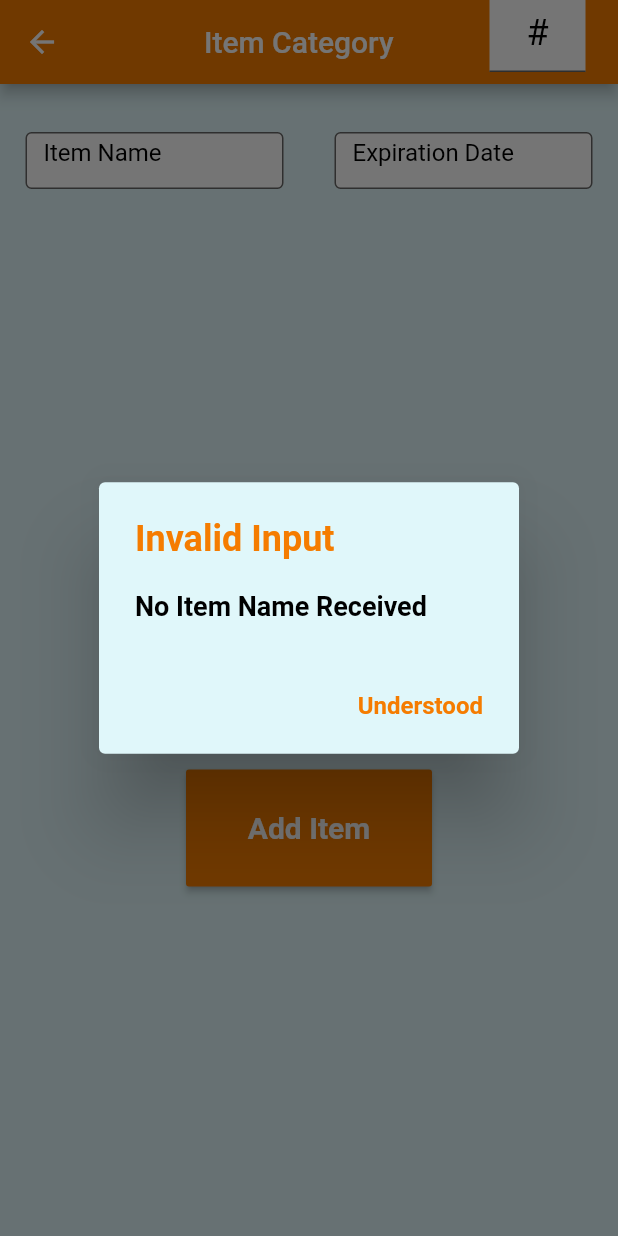
After one commit to winkhanh/My_Food_Fall_2020, a Flutter app: the AddItem screen opened directly, after a tap on "Add Item", on a phone screen of 412 x 824 dp. The commit adds this screen. Run offline on Flutter 3.47's test engine with Material 2 defaults, Android fonts, the phone set to English and light mode, and no system bars; our stand-ins replace cloud_firestore, firebase_auth, firebase_core; accounts and stored records are empty.

Commit message:
added Freezer and addItem pages

```diff
--- /dev/null
+++ b/MyFood/lib/view/AddItem.dart
@@ -0,0 +1,226 @@
+import 'package:flutter/material.dart';
+
+class AddItem extends StatefulWidget {
+  AddItem({
+    Key key,
+  }) : super(key: key);
+
+  @override
+  AddItemState createState() => AddItemState();
+}
+
+class AddItemState extends State<AddItem> {
+  final quantityController = TextEditingController();
+  final itemNameController = TextEditingController();
+  final dateController = TextEditingController();
+
+  //final descriptionController = TextEditingController(); - Controller for Item Description
+
+  void submit(String itemName, String expDate, String quantity) {
+    setState(() {
+      if (itemName != '') {
+        if (expDate != '') {
+          if (quantity != '') {
+            Navigator.pop(context);
+          } else {
+            invalidInput("No Quantity Received");
+          }
+        } else {
+          invalidInput("No Expiration Received");
+        }
+      } else {
+        invalidInput("No Item Name Received");
+      }
+    });
+  }
+
+  Future<void> invalidInput(String statement) async {
+    return showDialog<void>(
+      context: context,
+      barrierDismissible: false, // user must tap button!
+      builder: (BuildContext context) {
+        return AlertDialog(
+          backgroundColor: Colors.cyan[50],
+          title: Text(
+            'Invalid Input',
+            style: TextStyle(
+              fontSize: 24,
+              fontWeight: FontWeight.bold,
+              color: Colors.orange[700],
+            ),
+          ),
+          content: SingleChildScrollView(
+            child: ListBody(
+              children: <Widget>[
+                Text(
+                  statement,
+                  style: TextStyle(
+                    fontSize: 18,
+                    fontWeight: FontWeight.bold,
+                    color: Colors.black,
+                  ),
+                ),
+              ],
+            ),
+          ),
+          actions: <Widget>[
+            FlatButton(
+              child: Text(
+                'Understood',
+                style: TextStyle(
+                  fontSize: 16,
+                  fontWeight: FontWeight.bold,
+                  color: Colors.orange[700],
+                ),
+              ),
+              onPressed: () {
+                Navigator.of(context).pop();
+              },
+            ),
+          ],
+        );
+      },
+    );
+  }
+
+  Widget build(BuildContext context) {
+    return Scaffold(
+      backgroundColor: Colors.cyan[50],
+      appBar: AppBar(
+        backgroundColor: Colors.orange[700],
+        title: Row(
+          children: <Widget>[
+            SizedBox(
+              width: 64,
+            ),
+            Container(
+              child: Text("Item Category"),
+            ),
+            SizedBox(
+              width: 64,
+            ),
+            Container(
+              width: 64,
+              height: 64,
+              child: Column(
+                children: <Widget>[
+                  TextFormField(
+                    style: TextStyle(
+                      fontSize: 24,
+                      color: Colors.black,
+                    ),
+                    textAlign: TextAlign.center,
+                    controller: quantityController,
+                    decoration: InputDecoration(
+                      hintText: "#",
+                      hintStyle: TextStyle(
+                        color: Colors.black,
+                        fontSize: 24,
+                      ),
+                      fillColor: Colors.white,
+                      filled: true,
+                    ),
+                  ),
+                ],
+              ),
+            ),
+          ],
+        ),
+      ),
+      body: SingleChildScrollView(
+        child: Column(
+          children: <Widget>[
+            SizedBox(
+              height: 32,
+            ),
+            Row(
+              mainAxisAlignment: MainAxisAlignment.spaceAround,
+              children: [
+                Container(
+                  width: 172,
+                  height: 38,
+                  child: TextFormField(
+                    controller: itemNameController,
+                    textAlign: TextAlign.start,
+                    style: TextStyle(fontSize: 16.0, color: Colors.black),
+                    decoration: InputDecoration(
+                      fillColor: Colors.white,
+                      filled: true,
+                      hintText: 'Item Name',
+                      hintStyle: TextStyle(fontSize: 16.0, color: Colors.black),
+                      border: OutlineInputBorder(
+                        borderSide: BorderSide(color: Colors.black),
+                        // borderRadius: BorderRadius.circular(5.0)
+                      ),
+                      focusedBorder: OutlineInputBorder(
+                        borderSide:
+                            BorderSide(width: 2, color: Colors.orange[700]),
+                      ),
+                    ),
+                  ),
+                ),
+                Container(
+                  width: 172,
+                  height: 38,
+                  child: TextFormField(
+                    controller: dateController,
+                    textAlign: TextAlign.start,
+                    style: TextStyle(fontSize: 16.0, color: Colors.black),
+                    decoration: InputDecoration(
+                      fillColor: Colors.white,
+                      filled: true,
+                      hintText: 'Expiration Date',
+                      hintStyle: TextStyle(fontSize: 16.0, color: Colors.black),
+                      border: OutlineInputBorder(
+                        borderSide: BorderSide(color: Colors.black),
+                        // borderRadius: BorderRadius.circular(5.0)
+                      ),
+                      focusedBorder: OutlineInputBorder(
+                        borderSide:
+                            BorderSide(width: 2, color: Colors.orange[700]),
+                      ),
+                    ),
+                  ),
+                ),
+              ],
+            ),
+            Container(
+              width: 300.0,
+              margin: EdgeInsets.only(bottom: 20),
+              child: Column(
+                mainAxisAlignment: MainAxisAlignment.end,
+                children: <Widget>[
+                  SizedBox(
+                    height: 387,
+                  ),
+                  Container(
+                    height: 78,
+                    width: 164,
+                    child: Material(
+                      borderRadius: BorderRadius.circular(5),
+                      child: RaisedButton(
+                        onPressed: () {
+                          submit(itemNameController.text, dateController.text,
+                              quantityController.text);
+                        },
+                        color: Colors.orange[700],
+                        child: Center(
+                          child: Text('Add Item',
+                              style: TextStyle(
+                                color: Colors.white,
+                                fontSize: 20,
+                                fontWeight: FontWeight.bold,
+                              )),
+                        ),
+                      ),
+                    ),
+                  ),
+                ],
+              ),
+            ),
+          ],
+        ),
+      ),
+    );
+  }
+}
--- a/MyFood/lib/view/FridgePage.dart
+++ b/MyFood/lib/view/FridgePage.dart
@@ -1,4 +1,5 @@
 import 'package:flutter/material.dart';
+import './FreezerPage.dart';
 
 class FridgePage extends StatefulWidget {
   FridgePage({Key key}) : super(key: key);
@@ -50,7 +51,8 @@ class _FridgePageState extends State<FridgePage> {
           Row(mainAxisAlignment: MainAxisAlignment.start, children: [
             //Freezer Box
             InkWell(
-                onTap: () => print("Freezer pressed"),
+                onTap: () => Navigator.push(context,
+                    MaterialPageRoute(builder: (context) => FreezerPage())),
                 child: Container(
                   decoration: BoxDecoration(
                       image: DecorationImage(
```
Also changed, not shown: MyFood/lib/view/FreezerPage.dart (added, +191 -0 lines), 1 other file.
